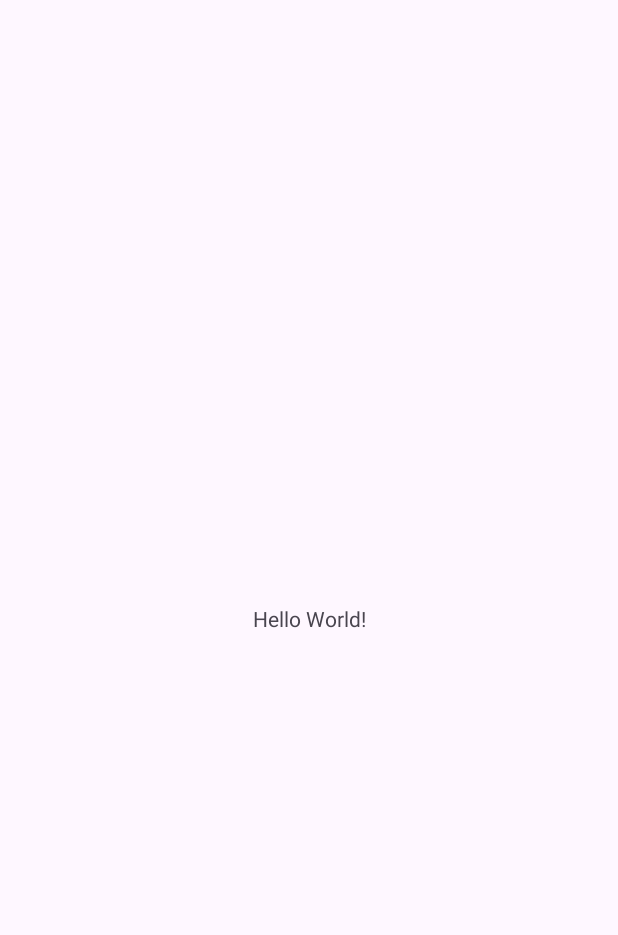
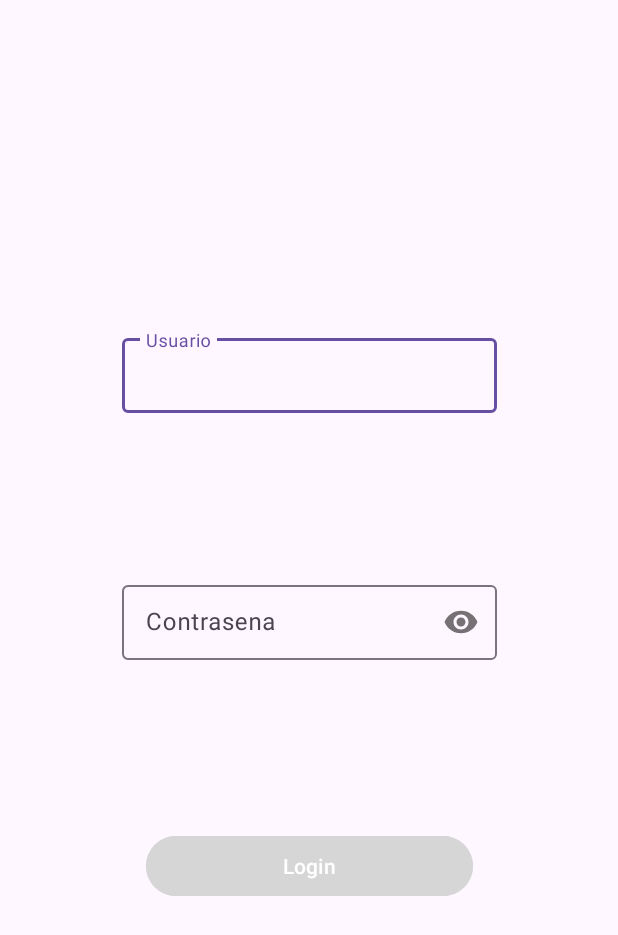
Before and after one commit to donalder1996/ProyectoFinalM13, an Android app: the screen it shows after launch (MainActivity), on a phone screen of 412 x 824 dp. Before the commit the part shown is almost empty. Shown: the top 935 px of the screen. Run offline under Robolectric (Android 15) with nearby library versions, the phone set to English and light mode, and no system bars.

Commit message:
Initial commit

```diff
--- a/app/src/main/res/layout/activity_main.xml
+++ b/app/src/main/res/layout/activity_main.xml
@@ -6,13 +6,101 @@
     android:layout_height="match_parent"
     tools:context=".MainActivity">
 
-    <TextView
+    <androidx.constraintlayout.widget.Guideline
+        android:id="@+id/guideline"
         android:layout_width="wrap_content"
         android:layout_height="wrap_content"
-        android:text="Hello World!"
-        app:layout_constraintBottom_toBottomOf="parent"
+        android:orientation="horizontal"
+        app:layout_constraintGuide_percent="0.20109439" />
+
+    <androidx.constraintlayout.widget.Guideline
+        android:id="@+id/guideline2"
+        android:layout_width="wrap_content"
+        android:layout_height="wrap_content"
+        android:orientation="horizontal"
+        app:layout_constraintGuide_percent="0.4" />
+
+    <androidx.constraintlayout.widget.Guideline
+        android:id="@+id/guideline3"
+        android:layout_width="wrap_content"
+        android:layout_height="wrap_content"
+        android:orientation="horizontal"
+        app:layout_constraintGuide_percent="0.6" />
+
+    <androidx.constraintlayout.widget.Guideline
+        android:id="@+id/guideline4"
+        android:layout_width="wrap_content"
+        android:layout_height="wrap_content"
+        android:orientation="horizontal"
+        app:layout_constraintGuide_percent="0.8" />
+
+
+
+    <!--para el EditText del usuario, se hace uso de los recursos de material
+    android:digits se utiliza para limitar los caracteres solo letras-numeros desde el XML -->
+
+
+    <com.google.android.material.textfield.TextInputLayout
+        android:layout_width="250dp"
+        android:layout_height="wrap_content"
+        app:layout_constraintBottom_toTopOf="@+id/guideline2"
         app:layout_constraintEnd_toEndOf="parent"
         app:layout_constraintStart_toStartOf="parent"
-        app:layout_constraintTop_toTopOf="parent" />
+        app:layout_constraintTop_toTopOf="@+id/guideline"
+        tools:ignore="MissingConstraints">
+        <EditText
+            android:id="@+id/editTextUsuario"
+            android:layout_width="250dp"
+            android:layout_height="50dp"
+            android:digits="0,1,2,3,4,5,6,7,8,9,qwertzuiopasdfghjklyxcvbnmñ,QWERTZUIOPASDFGHJKLYXCVBNMÑ"
+            android:ems="10"
+            android:hint="@string/Usuario"
+            android:inputType="text"
+            android:text=""
+            app:layout_constraintBottom_toTopOf="@+id/guideline2"
+            app:layout_constraintEnd_toEndOf="parent"
+            app:layout_constraintHorizontal_bias="0.497"
+            app:layout_constraintStart_toStartOf="parent"
+            app:layout_constraintTop_toTopOf="@+id/guideline"
+            app:layout_constraintVertical_bias="0.54"
+            tools:ignore="MissingConstraints" />
+    </com.google.android.material.textfield.TextInputLayout>
+
+    <!--para el EditText de la contraseá, se hace uso de los recursos de material,
+        app:passwordToggleEnabled="true" se usa para tener la opción de tener el ojo para mostrar la contraseña o los asteriscos-->
+
+    <com.google.android.material.textfield.TextInputLayout
+        android:layout_width="250dp"
+        android:layout_height="wrap_content"
+        app:passwordToggleEnabled="true"
+        app:layout_constraintBottom_toTopOf="@+id/guideline3"
+        app:layout_constraintEnd_toEndOf="parent"
+        app:layout_constraintStart_toStartOf="parent"
+        app:layout_constraintTop_toTopOf="@+id/guideline2"
+        tools:ignore="MissingConstraints">
+
+
+        <EditText
+            android:id="@+id/editTextContra"
+            android:layout_width="250dp"
+            android:layout_height="50dp"
+            android:ems="10"
+            android:hint="@string/Contrasena"
+            android:inputType="textPassword"
+            android:text=""
+            tools:ignore="MissingConstraints" />
+    </com.google.android.material.textfield.TextInputLayout>
+    <Button
+        android:id="@+id/button"
+        android:layout_width="218dp"
+        android:layout_height="48dp"
+        android:backgroundTint="@color/gris"
+        android:text="@string/Login"
+        app:strokeColor="@color/gris"
+        app:layout_constraintBottom_toTopOf="@+id/guideline4"
+        app:layout_constraintEnd_toEndOf="parent"
+        app:layout_constraintStart_toStartOf="parent"
+        app:layout_constraintTop_toTopOf="@+id/guideline3"
+        tools:ignore="MissingConstraints" />
 
 </androidx.constraintlayout.widget.ConstraintLayout>
--- a/app/src/main/res/values/strings.xml
+++ b/app/src/main/res/values/strings.xml
@@ -1,3 +1,6 @@
 <resources>
     <string name="app_name">ProyectoFinalM13</string>
+    <string name="Usuario">Usuario</string>
+    <string name="Contrasena">Contrasena</string>
+    <string name="Login">Login</string>
 </resources>
```
